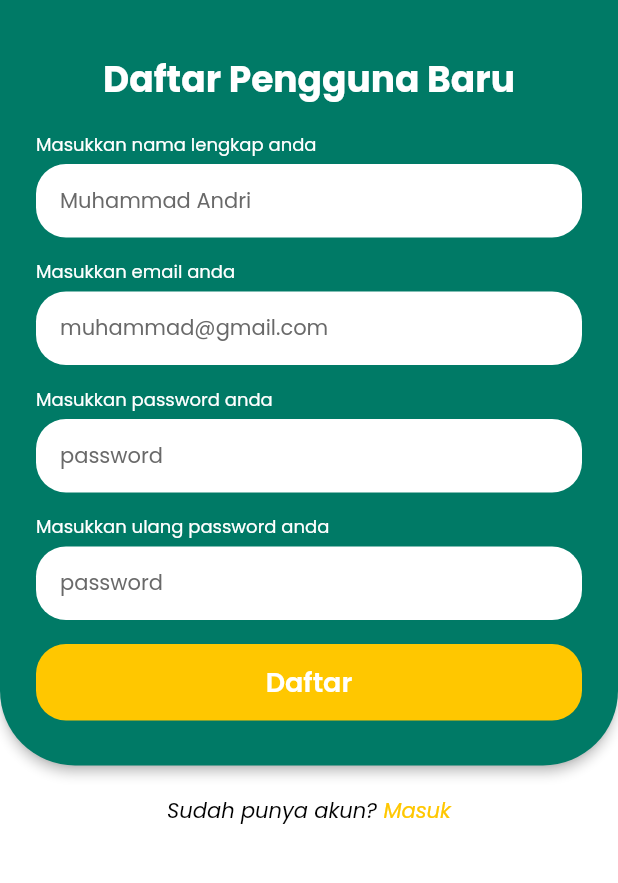
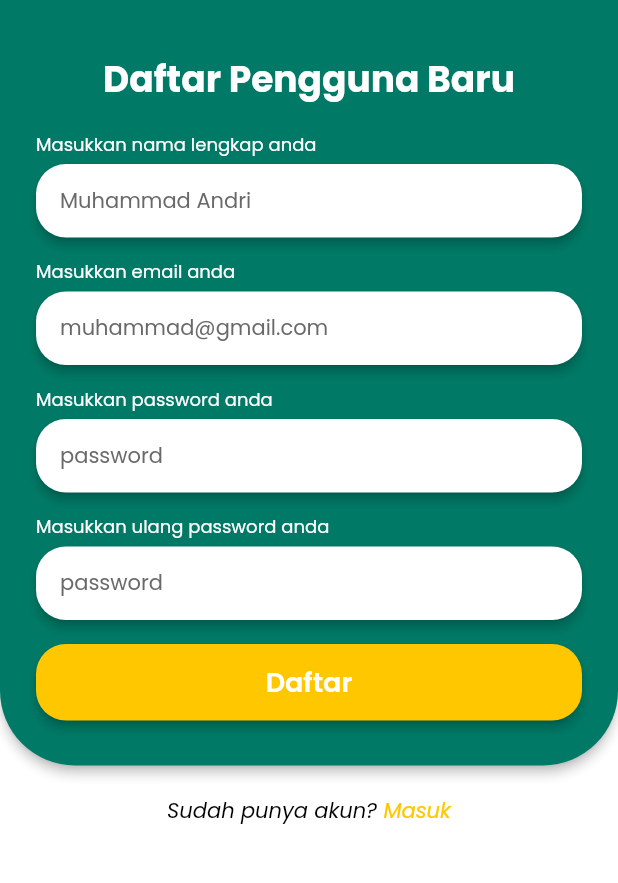
Before and after one commit to rikzanx/rentalku-mobile, a Flutter app: the RegisterPage screen opened by its route, on a phone screen of 412 x 824 dp, the part 61-944 px from its top. Run offline on Flutter 3.47's test engine with Material 2 defaults, Android fonts, the phone set to English and light mode, and no system bars; our stand-ins replace google_fonts; network calls fail.

Commit message:
fix form shadow

```diff
--- a/lib/main.dart
+++ b/lib/main.dart
@@ -56,6 +56,11 @@ class MyApp extends StatelessWidget {
             hintStyle: AppStyle.regularText.copyWith(
               color: Color(0xFF696969),
             ),
+            errorStyle: AppStyle.regularText.copyWith(
+              fontSize: 12,
+              height: 1,
+              color: Colors.redAccent,
+            ),
           ),
           appBarTheme: AppBarTheme(
             backgroundColor: AppColor.green,
@@ -68,7 +73,7 @@ class MyApp extends StatelessWidget {
           elevatedButtonTheme: ElevatedButtonThemeData(
             style: ElevatedButton.styleFrom(
               primary: AppColor.yellow,
-              elevation: 0,
+              elevation: 3,
               padding: EdgeInsets.all(12),
               shape: RoundedRectangleBorder(
                 borderRadius: BorderRadius.circular(20),
--- a/lib/pages/auth/login_page.dart
+++ b/lib/pages/auth/login_page.dart
@@ -4,6 +4,7 @@ import 'package:flutter/painting.dart';
 import 'package:rentalku/commons/colors.dart';
 import 'package:rentalku/commons/routes.dart';
 import 'package:rentalku/commons/styles.dart';
+import 'package:rentalku/widgets/text_field_with_shadow.dart';
 
 final _formKey = GlobalKey<FormState>();
 
@@ -52,19 +53,10 @@ class LoginPage extends StatelessWidget {
                       child: Column(
                         crossAxisAlignment: CrossAxisAlignment.start,
                         children: [
-                          Text(
-                            "Masukkan email anda",
-                            style: AppStyle.labelText.copyWith(
-                              color: Colors.white,
-                            ),
-                          ),
-                          SizedBox(height: 4),
-                          TextFormField(
-                            decoration: InputDecoration(
-                              hintText: "muhammad@gmail.com",
-                            ),
+                          TextFieldWithShadow(
+                            labelText: "Masukkan email anda",
+                            hintText: "muhammad@gmail.com",
                             keyboardType: TextInputType.emailAddress,
-                            style: AppStyle.regularText,
                             textInputAction: TextInputAction.next,
                             validator: (value) {
                               if (value == null || value.isEmpty) {
@@ -74,19 +66,10 @@ class LoginPage extends StatelessWidget {
                             },
                           ),
                           SizedBox(height: 16),
-                          Text(
-                            "Masukkan password anda",
-                            style: AppStyle.labelText.copyWith(
-                              color: Colors.white,
-                            ),
-                          ),
-                          SizedBox(height: 4),
-                          TextFormField(
+                          TextFieldWithShadow(
+                            labelText: "Masukkan password anda",
+                            hintText: "password",
                             obscureText: true,
-                            decoration: InputDecoration(
-                              hintText: "password",
-                            ),
-                            style: AppStyle.regularText,
                             validator: (value) {
                               if (value == null || value.isEmpty) {
                                 return 'Kolom password wajib diisi';
@@ -102,9 +85,9 @@ class LoginPage extends StatelessWidget {
                             child: ElevatedButton(
                               onPressed: () {
                                 // TODO: Remove this
-                                // Navigator.popUntil(context, (route) => route.isFirst);
-                                // Navigator.pushReplacementNamed(
-                                //     context, Routes.dashboard);
+                                Navigator.popUntil(context, (route) => route.isFirst);
+                                Navigator.pushReplacementNamed(
+                                    context, Routes.dashboard);
 
                                 if (_formKey.currentState!.validate()) {
                                   // process here
--- a/lib/pages/auth/register_page.dart
+++ b/lib/pages/auth/register_page.dart
@@ -4,6 +4,7 @@ import 'package:flutter/material.dart';
 import 'package:rentalku/commons/colors.dart';
 import 'package:rentalku/commons/routes.dart';
 import 'package:rentalku/commons/styles.dart';
+import 'package:rentalku/widgets/text_field_with_shadow.dart';
 
 final _formKey = GlobalKey<FormState>();
 
@@ -52,18 +53,9 @@ class RegisterPage extends StatelessWidget {
                       child: Column(
                         crossAxisAlignment: CrossAxisAlignment.start,
                         children: [
-                          Text(
-                            "Masukkan nama lengkap anda",
-                            style: AppStyle.labelText.copyWith(
-                              color: Colors.white,
-                            ),
-                          ),
-                          SizedBox(height: 4),
-                          TextFormField(
-                            decoration: InputDecoration(
-                              hintText: "Muhammad Andri",
-                            ),
-                            style: AppStyle.regularText,
+                          TextFieldWithShadow(
+                            labelText: "Masukkan nama lengkap anda",
+                            hintText: "Muhammad Andri",
                             textInputAction: TextInputAction.next,
                             validator: (value) {
                               if (value == null || value.isEmpty) {
@@ -73,19 +65,10 @@ class RegisterPage extends StatelessWidget {
                             },
                           ),
                           SizedBox(height: 16),
-                          Text(
-                            "Masukkan email anda",
-                            style: AppStyle.labelText.copyWith(
-                              color: Colors.white,
-                            ),
-                          ),
-                          SizedBox(height: 4),
-                          TextFormField(
-                            decoration: InputDecoration(
-                              hintText: "muhammad@gmail.com",
-                            ),
+                          TextFieldWithShadow(
+                            labelText: "Masukkan email anda",
+                            hintText: "muhammad@gmail.com",
                             keyboardType: TextInputType.emailAddress,
-                            style: AppStyle.regularText,
                             textInputAction: TextInputAction.next,
                             validator: (value) {
                               if (value == null || value.isEmpty) {
@@ -95,19 +78,10 @@ class RegisterPage extends StatelessWidget {
                             },
                           ),
                           SizedBox(height: 16),
-                          Text(
-                            "Masukkan password anda",
-                            style: AppStyle.labelText.copyWith(
-                              color: Colors.white,
-                            ),
-                          ),
-                          SizedBox(height: 4),
-                          TextFormField(
+                          TextFieldWithShadow(
+                            labelText: "Masukkan password anda",
+                            hintText: "password",
                             obscureText: true,
-                            decoration: InputDecoration(
-                              hintText: "password",
-                            ),
-                            style: AppStyle.regularText,
                             validator: (value) {
                               if (value == null || value.isEmpty) {
                                 return 'Kolom password wajib diisi';
@@ -118,19 +92,10 @@ class RegisterPage extends StatelessWidget {
                             },
                           ),
                           SizedBox(height: 16),
-                          Text(
-                            "Masukkan ulang password anda",
-                            style: AppStyle.labelText.copyWith(
-                              color: Colors.white,
-                            ),
-                          ),
-                          SizedBox(height: 4),
-                          TextFormField(
+                          TextFieldWithShadow(
+                            labelText: "Masukkan ulang password anda",
+                            hintText: "password",
                             obscureText: true,
-                            decoration: InputDecoration(
-                              hintText: "password",
-                            ),
-                            style: AppStyle.regularText,
                             validator: (value) {
                               if (value == null || value.isEmpty) {
                                 return 'Kolom password wajib diisi';
@@ -146,9 +111,6 @@ class RegisterPage extends StatelessWidget {
                             child: ElevatedButton(
                               onPressed: () {
                                 // TODO: Remove this
-                                Navigator.pushReplacementNamed(
-                                    context, Routes.dashboard);
-
                                 if (_formKey.currentState!.validate()) {
                                   // process here
                                 }
--- /dev/null
+++ b/lib/widgets/text_field_with_shadow.dart
@@ -0,0 +1,66 @@
+import 'package:flutter/material.dart';
+import 'package:rentalku/commons/styles.dart';
+
+class TextFieldWithShadow extends StatelessWidget {
+  final String? Function(String?)? validator;
+  final String? hintText;
+  final String? labelText;
+  final TextEditingController? controller;
+  final TextInputAction? textInputAction;
+  final TextInputType? keyboardType;
+  final double height;
+  final bool obscureText;
+
+  const TextFieldWithShadow({
+    Key? key,
+    this.controller,
+    this.height = 49,
+    this.hintText,
+    this.keyboardType,
+    this.labelText,
+    this.textInputAction,
+    this.validator,
+    this.obscureText = false,
+  }) : super(key: key);
+
+  @override
+  Widget build(BuildContext context) {
+    return Column(
+      children: [
+        if (labelText != null)
+          Container(
+            alignment: Alignment.centerLeft,
+            padding: EdgeInsets.only(bottom: 4),
+            child: Text(
+              labelText!,
+              style: AppStyle.labelText.copyWith(
+                color: Colors.white,
+              ),
+            ),
+          ),
+        Stack(
+          children: [
+            Material(
+              elevation: 3,
+              color: Colors.transparent,
+              borderRadius: BorderRadius.circular(20),
+              child: Container(
+                height: height,
+                decoration:
+                    BoxDecoration(borderRadius: BorderRadius.circular(20)),
+              ),
+            ),
+            TextFormField(
+              obscureText: obscureText,
+              decoration: InputDecoration(hintText: hintText),
+              keyboardType: keyboardType,
+              style: AppStyle.regularText,
+              textInputAction: textInputAction,
+              validator: validator,
+            ),
+          ],
+        ),
+      ],
+    );
+  }
+}
```
